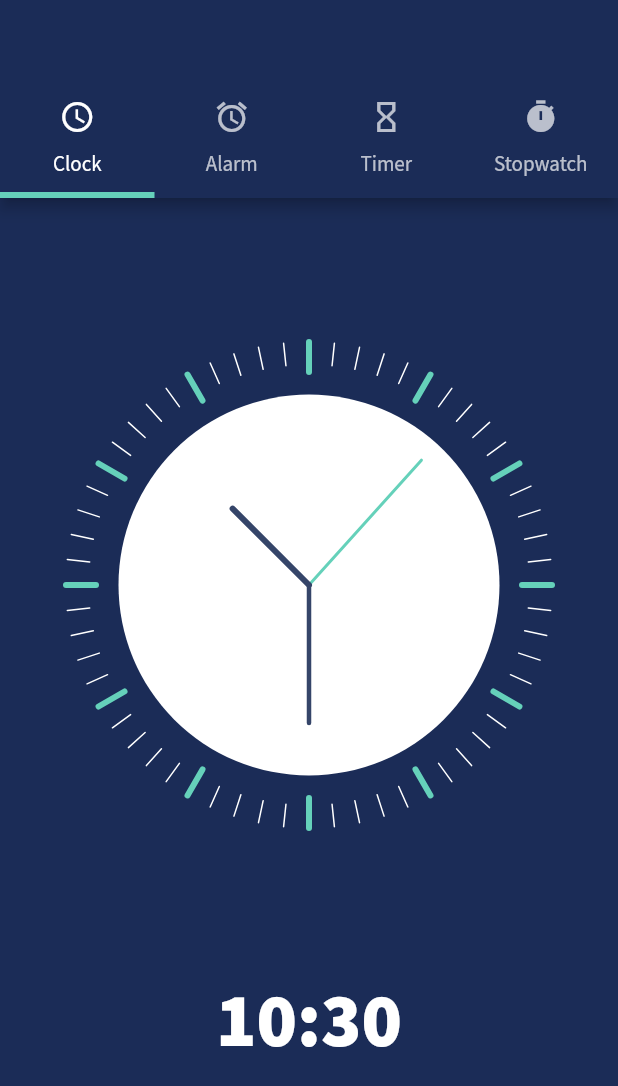
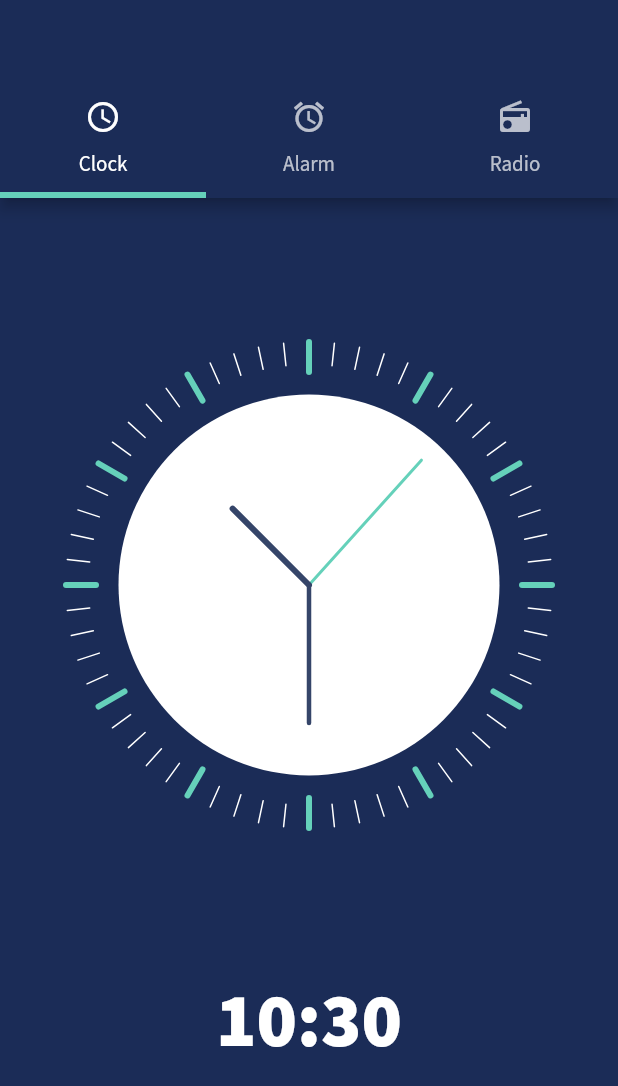
Before and after one commit to 4wangyu/morning, a Flutter app: the screen it shows after launch, on a phone screen of 412 x 824 dp. Shown: the top 1086 px of the screen. Run offline on Flutter 3.47's test engine with Material 2 defaults, Android fonts, the phone set to English and light mode, and no system bars; our stand-ins replace audioplayers, fluttertoast; network calls fail.

Commit message:
change to 3 tabs

```diff
--- a/lib/home.dart
+++ b/lib/home.dart
@@ -21,11 +21,10 @@ class _HomeState extends State<Home> with SingleTickerProviderStateMixin {
   @override
   void initState() {
     super.initState();
-    _tabController = TabController(length: 4, vsync: this, initialIndex: 0);
+    _tabController = TabController(length: 3, vsync: this, initialIndex: 0);
     _tabController.addListener(_handleTabIndex);
 
     radio = new RadioGaGa();
-    radio.getFileList();
 
     _timeString = _formatDateTime(DateTime.now());
     Timer.periodic(Duration(seconds: 1), (Timer t) => _getTime());
@@ -50,6 +49,7 @@ class _HomeState extends State<Home> with SingleTickerProviderStateMixin {
       _timeString = formattedDateTime;
     });
 
+    // TODO: alarm trigger logic to be implemented
     if (formattedDateTime == '09:52' && !playing) {
       radio.play();
       playing = true;
@@ -65,7 +65,7 @@ class _HomeState extends State<Home> with SingleTickerProviderStateMixin {
   @override
   Widget build(BuildContext context) {
     return DefaultTabController(
-      length: 4,
+      length: 3,
       child: Scaffold(
         appBar: AppBar(
           backgroundColor: Theme.of(context).primaryColor,
@@ -79,8 +79,7 @@ class _HomeState extends State<Home> with SingleTickerProviderStateMixin {
                 text: 'Clock',
               ),
               Tab(icon: Icon(Icons.alarm), text: 'Alarm'),
-              Tab(icon: Icon(Icons.hourglass_empty), text: 'Timer'),
-              Tab(icon: Icon(Icons.timer), text: 'Stopwatch'),
+              Tab(icon: Icon(Icons.radio), text: 'Radio'),
             ],
           ),
         ),
@@ -122,8 +121,7 @@ class _HomeState extends State<Home> with SingleTickerProviderStateMixin {
                   ],
                 ),
               ),
-              Icon(Icons.hourglass_empty),
-              Icon(Icons.timer),
+              Icon(Icons.radio),
             ],
           ),
         ),
--- a/lib/mstream_player.dart
+++ b/lib/mstream_player.dart
@@ -105,7 +105,7 @@ class MstreamPlayer {
     _goToPreviousSong();
   }
 
-  goToSongAtPosition() {
+  playRandomSong() {
     positionCache = genRandomNum(0, playlist.length);
     print(positionCache);
 
--- a/lib/radio.dart
+++ b/lib/radio.dart
@@ -13,15 +13,15 @@ class RadioGaGa {
   MstreamPlayer mStreamAudio;
 
   RadioGaGa() {
-    mStreamAudio = new MstreamPlayer();
-    getFileList();
+    this.mStreamAudio = new MstreamPlayer();
+    this.loadSongs();
   }
 
   void play() {
-    this.mStreamAudio.goToSongAtPosition();
+    this.mStreamAudio.playRandomSong();
   }
 
-  Future<void> getFileList() async {
+  Future<void> loadSongs() async {
     var res = await _makeServerCall(
         serverUrl, '/dirparser', {"dir": "music"}, 'POST');
     if (res == null) {
```
